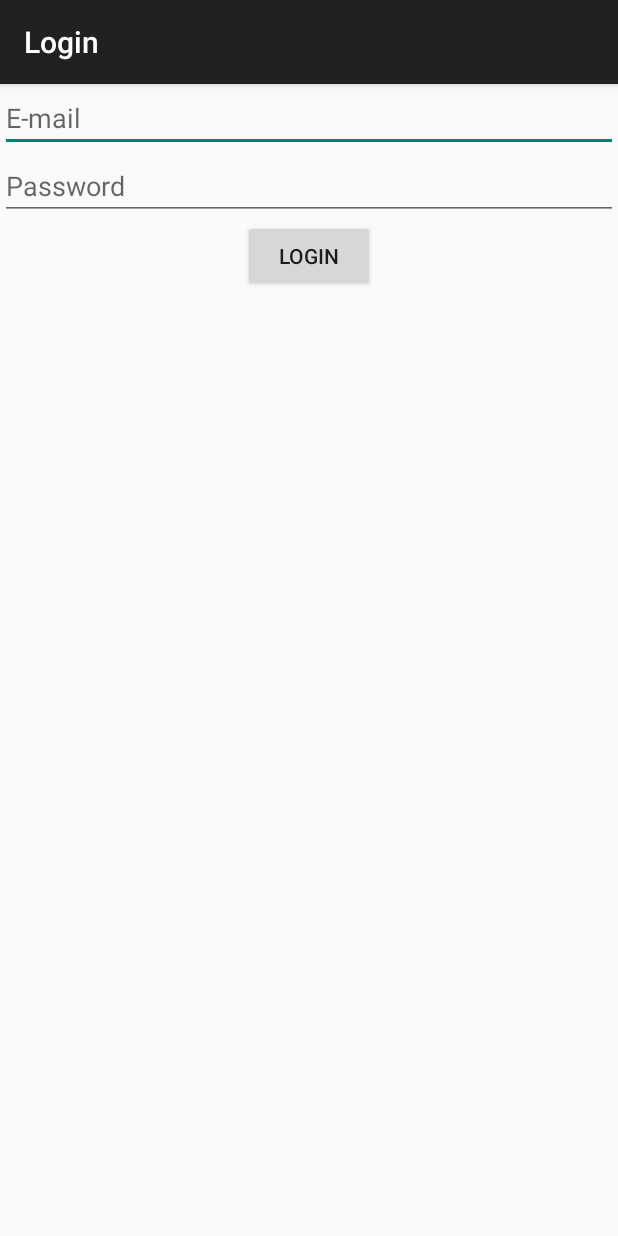
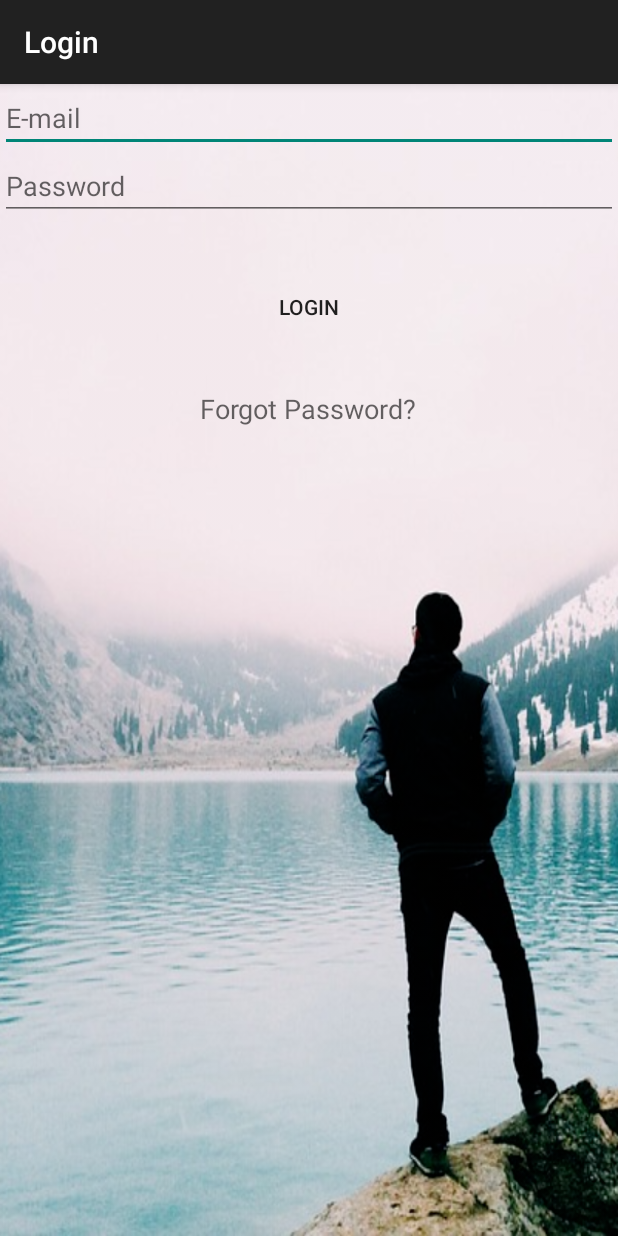
Before and after one commit to sidagrawal/StartUpWeekend, an Android app: the Login screen opened directly, with no data from a screen before it, on a phone screen of 412 x 824 dp. Run offline under Robolectric (Android 15) with nearby library versions, the light colour scheme and no system bars.

Commit message:
adding more images

```diff
--- a/app/src/main/res/layout/activity_login.xml
+++ b/app/src/main/res/layout/activity_login.xml
@@ -1,7 +1,8 @@
 <?xml version="1.0" encoding="utf-8"?>
-<LinearLayout xmlns:android="http://schemas.android.com/apk/res/android"
+<RelativeLayout xmlns:android="http://schemas.android.com/apk/res/android"
     android:orientation="vertical" android:layout_width="match_parent"
-    android:layout_height="match_parent">
+    android:layout_height="match_parent"
+    android:background="@drawable/hiking1">
 
     <EditText
         android:layout_width="match_parent"
@@ -10,7 +11,10 @@
         android:ems="10"
         android:id="@+id/email"
         android:layout_gravity="center_horizontal"
-        android:hint="E-mail"/>
+        android:hint="E-mail"
+        android:layout_alignParentTop="true"
+        android:layout_alignParentLeft="true"
+        android:layout_alignParentStart="true" />
 
     <EditText
         android:layout_width="match_parent"
@@ -18,7 +22,10 @@
         android:inputType="textPassword"
         android:ems="10"
         android:id="@+id/password"
-        android:hint="Password"/>
+        android:hint="Password"
+        android:layout_below="@+id/email"
+        android:layout_alignParentLeft="true"
+        android:layout_alignParentStart="true" />
 
     <Button
         android:layout_width="wrap_content"
@@ -26,5 +33,20 @@
         android:text="Login"
         android:id="@+id/button"
         android:layout_gravity="center_horizontal"
-        android:onClick="login" />
-</LinearLayout>
+        android:onClick="login"
+        android:layout_below="@+id/password"
+        android:layout_centerHorizontal="true"
+        android:layout_marginTop="34dp"
+
+        style="?android:attr/borderlessButtonStyle"/>
+
+    <TextView
+        android:layout_width="wrap_content"
+        android:layout_height="wrap_content"
+        android:textAppearance="?android:attr/textAppearanceMedium"
+        android:text="Forgot Password?"
+        android:id="@+id/textView5"
+        android:layout_marginTop="31dp"
+        android:layout_below="@+id/button"
+        android:layout_centerHorizontal="true" />
+</RelativeLayout>
--- a/app/src/main/res/layout/activity_sign_up.xml
+++ b/app/src/main/res/layout/activity_sign_up.xml
@@ -2,7 +2,8 @@
 <LinearLayout xmlns:android="http://schemas.android.com/apk/res/android"
     android:orientation="vertical"
     android:layout_width="match_parent"
-    android:layout_height="match_parent">
+    android:layout_height="match_parent"
+    android:background="@drawable/hiking2a">
 
     <EditText
         android:id="@+id/first_name"
@@ -81,7 +82,8 @@
             android:layout_height="wrap_content"
             android:text="Sign Up!"
             android:nestedScrollingEnabled="false"
-            android:onClick="newUser" />
+            android:onClick="newUser"
+            style="?android:attr/borderlessButtonStyle"/>
     </LinearLayout>
 
 
```
Also changed, not shown: app/src/main/res/layout/activity_main.xml (+14 -14 lines), app/src/main/res/drawable/hiking1.png (added), app/src/main/res/drawable/hiking2a.png (added).
